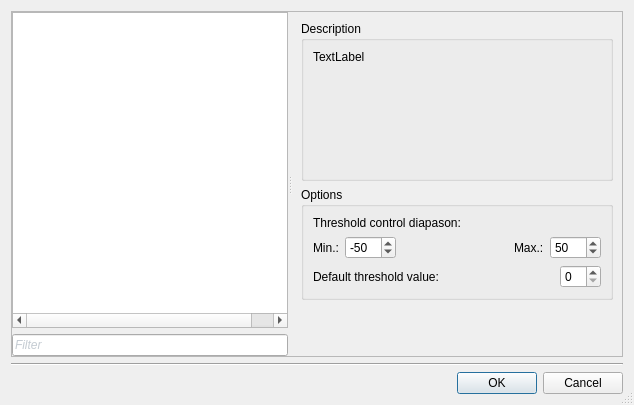
Qt form ui/SettingsDialog.ui (ImageProcessing-ElectronicPublications/scantailor-deviant) before a commit.
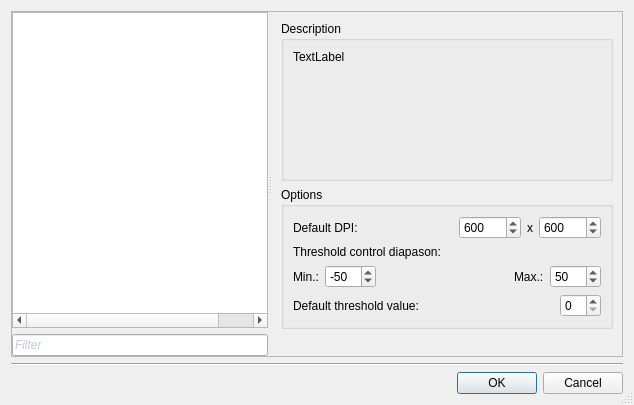
The same form after that commit. Custom widgets are drawn as their Qt base class.

Commit message: Setting for default dpi value

The edit to the form file:
```diff
--- a/ui/SettingsDialog.ui
+++ b/ui/SettingsDialog.ui
@@ -920,6 +920,75 @@
            <string>Options</string>
           </property>
           <layout class="QVBoxLayout" name="verticalLayout_56">
+           <item>
+            <layout class="QHBoxLayout" name="horizontalLayout_7">
+             <item>
+              <widget class="QLabel" name="dpiDefaultLabel">
+               <property name="text">
+                <string>Default DPI:</string>
+               </property>
+              </widget>
+             </item>
+             <item>
+              <spacer name="horizontalSpacer_7">
+               <property name="orientation">
+                <enum>Qt::Horizontal</enum>
+               </property>
+               <property name="sizeHint" stdset="0">
+                <size>
+                 <width>40</width>
+                 <height>20</height>
+                </size>
+               </property>
+              </spacer>
+             </item>
+             <item>
+              <widget class="QSpinBox" name="dpiDefaultXValue">
+               <property name="maximumSize">
+                <size>
+                 <width>62</width>
+                 <height>16777215</height>
+                </size>
+               </property>
+               <property name="minimum">
+                <number>1</number>
+               </property>
+               <property name="maximum">
+                <number>999999</number>
+               </property>
+               <property name="value">
+                <number>600</number>
+               </property>
+              </widget>
+             </item>
+             <item>
+              <widget class="QLabel" name="label_6">
+               <property name="text">
+                <string notr="true">x</string>
+               </property>
+              </widget>
+             </item>
+             <item>
+              <widget class="QSpinBox" name="dpiDefaultYValue">
+               <property name="maximumSize">
+                <size>
+                 <width>62</width>
+                 <height>16777215</height>
+                </size>
+               </property>
+               <property name="minimum">
+                <number>1</number>
+               </property>
+               <property name="maximum">
+                <number>999999</number>
+               </property>
+               <property name="value">
+                <number>600</number>
+               </property>
+              </widget>
+             </item>
+            </layout>
+           </item>
            <item>
             <widget class="QLabel" name="ThresholdMinMaxLabel">
              <property name="text">
```
The commit also changes 6 other files.
